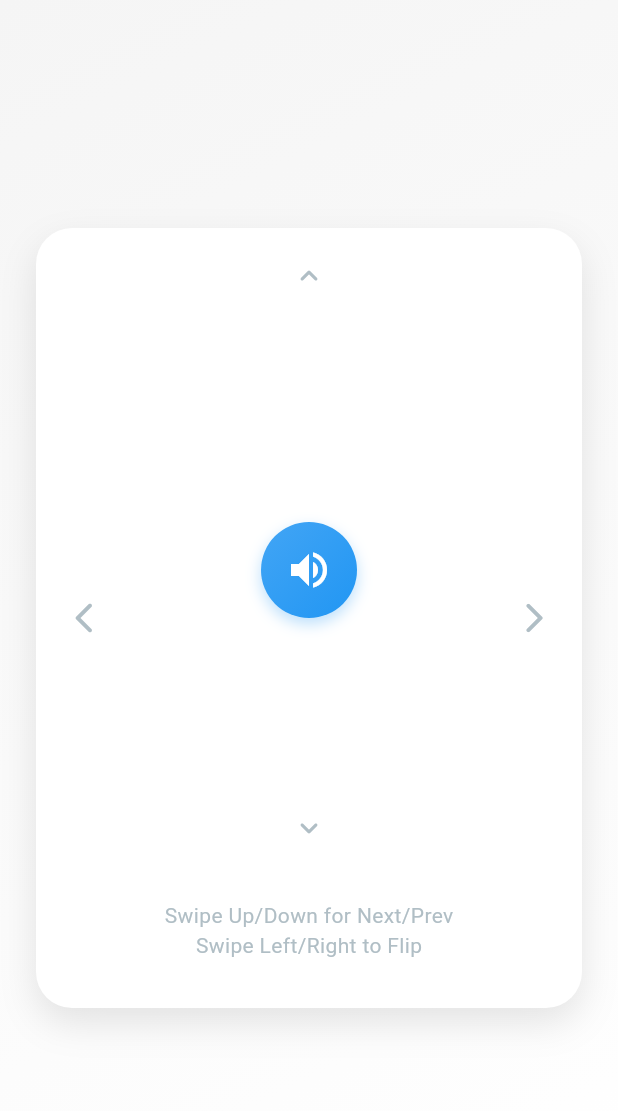
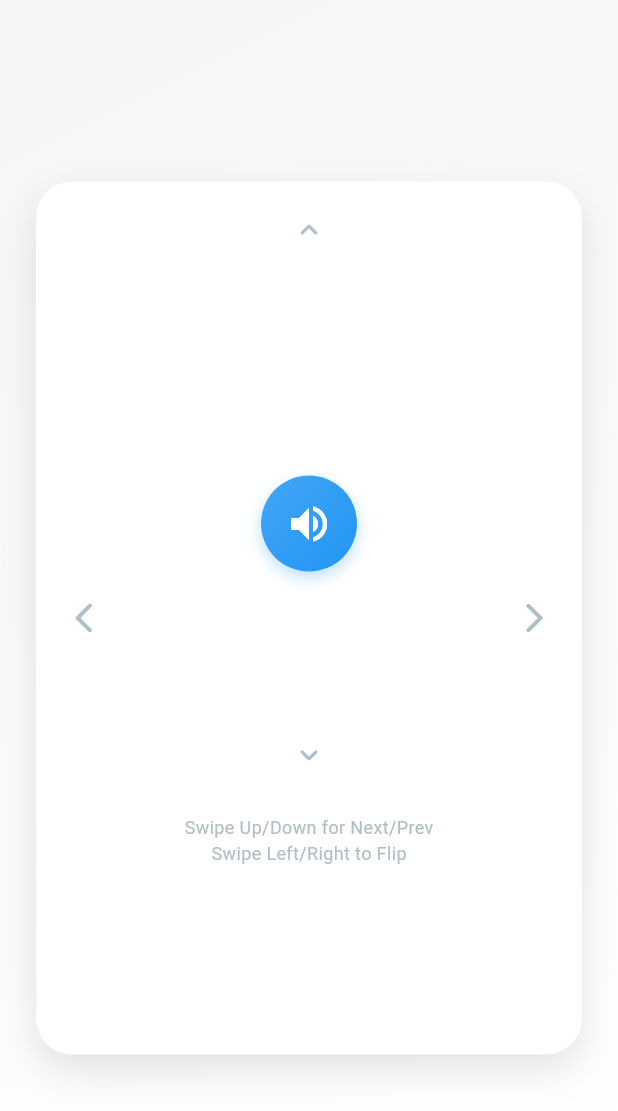
Before and after one commit to eyalmagnus/Lalyword, a Flutter app: the FlashcardContent widget shown alone on an empty page, opened directly with empty values, on a phone screen of 412 x 824 dp. Shown: the top 1111 px of the screen. Run offline on Flutter 3.47's test engine with Material 3 defaults, Android fonts, the phone set to English and light mode, and no system bars; our stand-ins replace audioplayers, flutter_riverpod, shared_preferences, video_player; missing offline and left inert: gsheets, translator; accounts and stored records are empty; network calls fail.

Commit message:
feat: Update Podfile.lock to include video_player_avfoundation dependency and enhance flashcard, spell, splash, and video transition screens with improved layouts, user interactions, and video skip functionality for a more engaging user experience.

```diff
--- a/lalyword/lib/screens/flashcard_screen.dart
+++ b/lalyword/lib/screens/flashcard_screen.dart
@@ -354,10 +354,15 @@ class _FlashcardContentState extends ConsumerState<FlashcardContent> {
             ],
           ),
         ),
-        alignment: Alignment.center,
         padding: const EdgeInsets.all(24),
-        child: AspectRatio(
-          aspectRatio: 0.7,
+        child: LayoutBuilder(
+          builder: (context, constraints) {
+            final cardHeight = constraints.maxHeight * 0.75;
+            final cardWidth = constraints.maxWidth;
+            return Center(
+              child: SizedBox(
+                height: cardHeight,
+                width: cardWidth,
                 child: Container(
                   decoration: BoxDecoration(
                     color: AppTheme.pureWhite,
@@ -372,10 +377,13 @@ class _FlashcardContentState extends ConsumerState<FlashcardContent> {
                   ),
                   child: Stack(
                     children: [
-                Padding(
+                      SingleChildScrollView(
+                        padding: const EdgeInsets.only(bottom: 16.0),
+                        child: Padding(
                           padding: const EdgeInsets.all(32.0),
                           child: Column(
                             mainAxisAlignment: MainAxisAlignment.center,
+                            mainAxisSize: MainAxisSize.min,
                             children: [
                               const SizedBox(height: 48),
                       if (_isFlipped) ...[
@@ -504,15 +512,28 @@ class _FlashcardContentState extends ConsumerState<FlashcardContent> {
                           Padding(
                             padding: const EdgeInsets.only(top: 16.0),
                             child: Column(
+                              mainAxisSize: MainAxisSize.min,
                               children: [
                                 if (widget.word.phonetic != null)
-                                  Text(
+                                  Padding(
+                                    padding: const EdgeInsets.symmetric(horizontal: 8.0),
+                                    child: Text(
                                       widget.word.phonetic!,
                                       style: TextStyle(color: AppTheme.softGrey, fontStyle: FontStyle.italic),
+                                      textAlign: TextAlign.center,
+                                      maxLines: 2,
+                                      overflow: TextOverflow.ellipsis,
+                                    ),
                                   ),
                                 if (widget.word.originalWord != null)
                                   Padding(
-                                    padding: EdgeInsets.only(top: widget.word.phonetic != null ? 8.0 : 0.0),
+                                    padding: EdgeInsets.only(
+                                      top: widget.word.phonetic != null ? 8.0 : 0.0,
+                                      left: 8.0,
+                                      right: 8.0,
+                                    ),
+                                    child: FittedBox(
+                                      fit: BoxFit.scaleDown,
                                       child: Text(
                                         widget.word.originalWord!.toLowerCase().startsWith('to ')
                                             ? '(to) ${widget.word.originalWord!.substring(3)}'
@@ -520,6 +541,10 @@ class _FlashcardContentState extends ConsumerState<FlashcardContent> {
                                                 ? '${widget.word.originalWord!.substring(0, widget.word.originalWord!.length - 3)} {to}'
                                                 : widget.word.originalWord!,
                                         style: TextStyle(color: AppTheme.studyOrange),
+                                        textAlign: TextAlign.center,
+                                        maxLines: 2,
+                                        overflow: TextOverflow.ellipsis,
+                                      ),
                                     ),
                                   ),
                               ],
@@ -527,11 +552,11 @@ class _FlashcardContentState extends ConsumerState<FlashcardContent> {
                           ),
                       ],
 
-                      const Spacer(),
+                      const SizedBox(height: 20),
 
                       if (widget.onToggleKnown != null)
                         Padding(
-                          padding: const EdgeInsets.only(bottom: 16.0),
+                          padding: const EdgeInsets.only(bottom: 12.0),
                           child: Row(
                             mainAxisAlignment: MainAxisAlignment.center,
                             children: [
@@ -539,11 +564,16 @@ class _FlashcardContentState extends ConsumerState<FlashcardContent> {
                                 value: widget.isKnown,
                                 onChanged: (_) => widget.onToggleKnown!(),
                               ),
-                              Text(
+                              Flexible(
+                                child: Text(
                                   'I know this word',
                                   style: widget.isKnown
                                       ? const TextStyle(color: AppTheme.primaryGreen, fontWeight: FontWeight.bold)
                                       : const TextStyle(color: AppTheme.darkGrey),
+                                  textAlign: TextAlign.center,
+                                  maxLines: 1,
+                                  overflow: TextOverflow.ellipsis,
+                                ),
                               ),
                               if (widget.isKnown)
                                 const Padding(
@@ -555,17 +585,19 @@ class _FlashcardContentState extends ConsumerState<FlashcardContent> {
                         ),
 
                       Padding(
-                        padding: const EdgeInsets.symmetric(vertical: 16.0),
+                        padding: const EdgeInsets.symmetric(vertical: 12.0),
                         child: IconButton(
                           icon: const Icon(Icons.expand_more_rounded, color: AppTheme.softGrey),
-                          onPressed: widget.onPrev,
-                          tooltip: 'Previous word',
+                          onPressed: widget.onNext,
+                          tooltip: 'Next word',
                         ),
                       ),
+                      const SizedBox(height: 4),
+                      Text('Swipe Up/Down for Next/Prev', style: TextStyle(color: AppTheme.softGrey, fontSize: 12)),
+                      Text('Swipe Left/Right to Flip', style: TextStyle(color: AppTheme.softGrey, fontSize: 12)),
                       const SizedBox(height: 8),
-                      Text('Swipe Up/Down for Next/Prev', style: TextStyle(color: AppTheme.softGrey)),
-                      Text('Swipe Left/Right to Flip', style: TextStyle(color: AppTheme.softGrey)),
                             ],
+                          ),
                         ),
                       ),
                       Positioned(
@@ -575,8 +607,8 @@ class _FlashcardContentState extends ConsumerState<FlashcardContent> {
                         child: Center(
                           child: IconButton(
                             icon: const Icon(Icons.expand_less_rounded, color: AppTheme.softGrey),
-                      onPressed: widget.onNext,
-                      tooltip: 'Next word',
+                            onPressed: widget.onPrev,
+                            tooltip: 'Previous word',
                           ),
                         ),
                       ),
@@ -624,6 +656,9 @@ class _FlashcardContentState extends ConsumerState<FlashcardContent> {
             ),
           ),
         ),
+      );
+          },
+        ),
       ),
     );
   }
```
Also changed, not shown: lalyword/lib/screens/spell_screen.dart (+16 -12 lines), lalyword/lib/screens/splash_screen.dart (+14 -1 lines), lalyword/lib/screens/video_transition_screen.dart (+14 -1 lines), 1 other file. Lines whose indentation alone changed are shown as unchanged.
